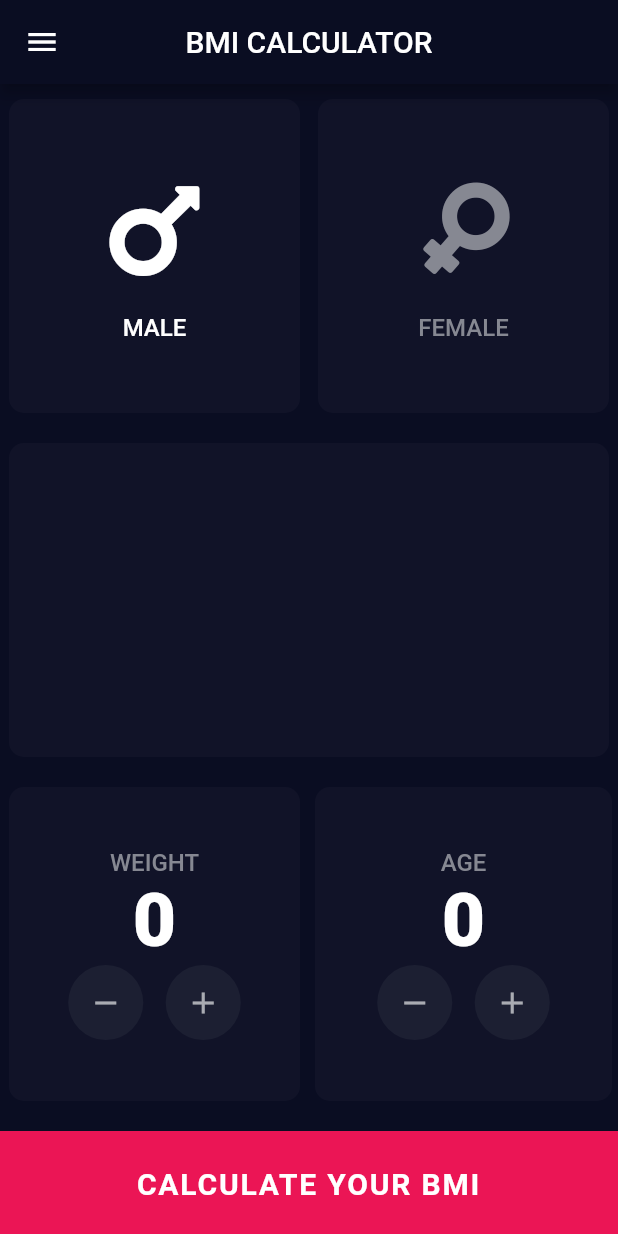
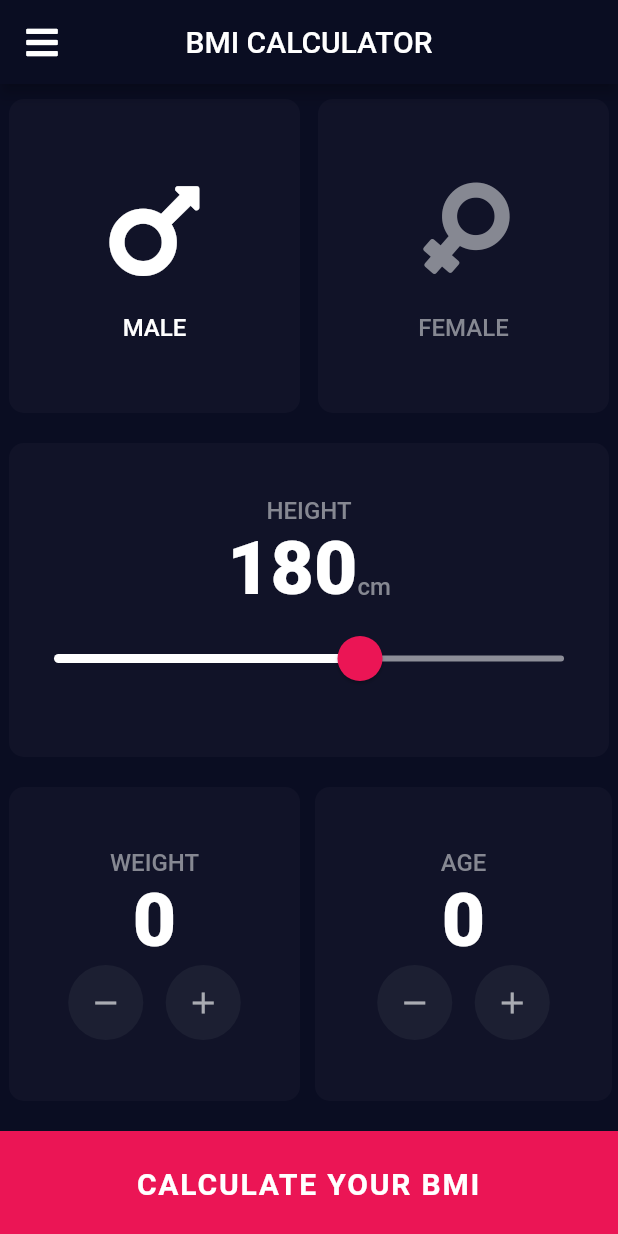
Before and after one commit to ayodelesalimon/bmi-group, a Flutter app: the screen it shows after launch, on a phone screen of 412 x 824 dp. Run offline on Flutter 3.47's test engine with Material 2 defaults, Android fonts, the phone set to English and light mode, and no system bars; our stand-ins replace font_awesome_flutter.

Commit message:
Add files via upload

```diff
--- /dev/null
+++ b/lib/constants/sizes.dart
@@ -0,0 +1,23 @@
+class Sizes {
+  Sizes._();
+  static double dimens_1 = 1.0;
+  static double dimens_10 = 10;
+  static double dimens_18 = 18;
+  static double dimens_1_3 = 1.3;
+  static double dimens_1_2 = 1.2;
+  static double dimens_15 = 15;
+  static double dimens_16 = 16;
+  static double dimens_110 = 110;
+  static double dimens_20 = 20;
+  static double dimens_24 = 24;
+  static double dimens_25 = 25;
+  static double dimens_30 = 30;
+  static double dimens_35 = 35;
+  static double dimens_4 = 4;
+  static double dimens_40 = 40;
+  static double dimens_45 = 45;
+  static double dimens_50 = 50;
+  static double dimens_6 = 6;
+  static double dimens_60 = 60;
+  static double dimens_70 = 70;
+}
--- a/lib/main.dart
+++ b/lib/main.dart
@@ -1,8 +1,8 @@
-import 'package:bmi_app/my_theme_data.dart';
-import 'package:bmi_app/result_page.dart';
+import 'package:bmi_app/style/my_theme_data.dart';
+import 'package:bmi_app/screens/result_page.dart';
 import 'package:flutter/material.dart';
 
-import 'home_page.dart';
+import 'screens/home_page.dart';
 
 void main() {
   runApp(MyApp());
--- /dev/null
+++ b/lib/screens/home_page.dart
@@ -0,0 +1,330 @@
+import 'dart:async';
+
+import 'package:bmi_app/screens/result_page.dart';
+import 'package:bmi_app/widgets/round_button.dart';
+import 'package:bmi_app/constants/sizes.dart';
+import 'package:flutter/material.dart';
+// ignore: import_of_legacy_library_into_null_safe
+import 'package:font_awesome_flutter/font_awesome_flutter.dart';
+
+import '../widgets/button_bottom.dart';
+import '../widgets/card__widget.dart';
+import '../style/colors.dart';
+import '../widgets/icon_content.dart';
+
+class MyHomePage extends StatefulWidget {
+  MyHomePage({Key? key}) : super(key: key);
+
+  @override
+  _MyHomePageState createState() => _MyHomePageState();
+}
+
+enum Gender { male, female }
+
+class _MyHomePageState extends State<MyHomePage> {
+
+  Gender selectedGender = Gender.male;
+  Color activeCardColor = Colors.black;
+  Color inActiveCardColor = Colors.grey;
+
+  late Timer _timer;
+  var _weight = 0;
+  var _age = 0;
+  int height = 180;
+
+  void minusTapp() {
+    setState(() {
+      if (_age > 0) _age--;
+    });
+  }
+
+  void addTap() {
+    setState(() {
+      _age++;
+    });
+  }
+
+  void minusTapDown(TapDownDetails details) {
+    _timer = Timer.periodic(Duration(milliseconds: 100), (t) {
+      setState(() {
+        if (_age > 0) _weight--;
+      });
+      //print('value $_age');
+    });
+  }
+
+  void addTapDown(TapDownDetails details) {
+    _timer = Timer.periodic(Duration(milliseconds: 100), (t) {
+      setState(() {
+        _age++;
+      });
+      //print('value $_age');
+    });
+  }
+
+  void tapUp() {
+    _timer.cancel();
+  }
+
+  void weightMinusTapp() {
+    setState(() {
+      if (_weight > 0) _weight--;
+    });
+  }
+
+  void weightAddTap() {
+    setState(() {
+      _weight++;
+    });
+  }
+
+  void weightMinusTapDown(TapDownDetails details) {
+    _timer = Timer.periodic(Duration(milliseconds: 100), (t) {
+      setState(() {
+        if (_weight > 0) _weight--;
+      });
+      //print('value $_weight');
+    });
+  }
+
+  void weightAddTapDown(TapDownDetails details) {
+    _timer = Timer.periodic(Duration(milliseconds: 100), (t) {
+      setState(() {
+        _weight++;
+      });
+      //print('value $_age');
+    });
+  }
+
+  void weightTapUp() {
+    _timer.cancel();
+  }
+
+  @override
+  Widget build(BuildContext context) {
+    return Scaffold(
+
+      appBar: AppBar(
+        // leading: IconButton(
+        //   icon: Icon(Icons.accessible),
+        //   onPressed: () => Scaffold.of(context).openDrawer(),
+        // ),
+        leading: Icon(FontAwesomeIcons.bars),
+        // Here we take the value from the MyHomePage object that was created by
+        // the App.build method, and use it to set our appbar title.
+        // leading: IconButton(
+        //   icon: Icon(Icons.accessible),
+        //   onPressed: () => Scaffold.of(context).openDrawer(),
+        // ),
+        // leading: Icon(Icons.),
+        centerTitle: true,
+        title: Text('BMI CALCULATOR'),
+      ),
+      //drawer: Drawer(),
+      body: Column(
+        crossAxisAlignment: CrossAxisAlignment.stretch,
+        children: [
+          Expanded(
+            child: Row(
+              children: [
+                Expanded(
+                  //male container
+                  child: CardWidget(
+                    cardChild: IconContent(
+                      rotate: 0,
+                      iconColor: selectedGender == Gender.male
+                          ? AppColors.whiteColor
+                          : AppColors.counterTextColor,
+                      label: 'MALE',
+                      icon: FontAwesomeIcons.mars,
+                    ),
+                    onPress: () {
+                      setState(() {
+                        selectedGender = Gender.male;
+                      });
+                    },
+                  ),
+                ),
+                Expanded(
+                  //female container
+                  child: CardWidget(
+                    cardChild: IconContent(
+                      rotate: 7,
+                      iconColor: selectedGender == Gender.female
+                          ? AppColors.whiteColor
+                          : AppColors.counterTextColor,
+                      label: 'FEMALE',
+                      icon: FontAwesomeIcons.venus,
+                    ),
+                    onPress: () {
+                      setState(() {
+                        selectedGender = Gender.female;
+                      });
+                    },
+                  ),
+                ),
+              ],
+            ),
+          ),
+          // Expanded(
+          //   //height container
+          //   child: CardWidget(
+          //     onPress: () {},
+          //     cardChild: Column(),
+          //   ),
+          // ),
+
+          Expanded(
+            child: CardWidget(
+              //  colour: kActiveCardColour,
+              cardChild: Column(
+                mainAxisAlignment: MainAxisAlignment.center,
+                children: <Widget>[
+                  Text('HEIGHT', style: Theme.of(context).textTheme.caption),
+                  Row(
+                    mainAxisAlignment: MainAxisAlignment.center,
+                    crossAxisAlignment: CrossAxisAlignment.baseline,
+                    textBaseline: TextBaseline.alphabetic,
+                    children: <Widget>[
+                      Text(height.toString(),
+                          style: Theme.of(context).textTheme.bodyText1),
+                      Text('cm', style: Theme.of(context).textTheme.caption),
+                    ],
+                  ),
+                  SliderTheme(
+                    data: SliderTheme.of(context).copyWith(
+                      inactiveTrackColor: Color(0xFF8D8E98),
+                      activeTrackColor: Colors.white,
+                      thumbColor: Color(0xFFEB1555),
+                      overlayColor: Color(0x29EB1555),
+                      thumbShape:
+                          RoundSliderThumbShape(enabledThumbRadius: 15.0),
+                      overlayShape:
+                          RoundSliderOverlayShape(overlayRadius: 30.0),
+                    ),
+                    child: Slider(
+                      value: height.toDouble(),
+                      min: 120.0,
+                      max: 220.0,
+                      onChanged: (double newValue) {
+                        setState(() {
+                          height = newValue.round();
+                        });
+                      },
+                    ),
+                  ),
+                ],
+              ),
+              onPress: () {},
+            ),
+          ),
+          Expanded(
+            child: Row(
+              children: [
+                Expanded(
+                  //weight container
+                  child: CardWidget(
+                    onPress: () {},
+                    cardChild: Column(
+                      mainAxisAlignment: MainAxisAlignment.center,
+                      children: [
+                        Text("WEIGHT",
+                            style: Theme.of(context).textTheme.caption),
+                        Text("$_weight",
+                            style: Theme.of(context).textTheme.bodyText1),
+                        Row(
+                          mainAxisAlignment: MainAxisAlignment.center,
+                          children: [
+                            RoundButton(
+                              iconData: Icons.remove,
+                              onTapped: weightMinusTapp,
+                              onTappedDown: (details) {
+                                weightMinusTapDown(details);
+                              },
+                              onTappedUp: (details) {
+                                weightTapUp();
+                              },
+                            ),
+                            SizedBox(width: 15.0),
+                            RoundButton(
+                              iconData: Icons.add,
+                              onTapped: weightAddTap,
+                              onTappedDown: (details) {
+                                weightAddTapDown(details);
+                              },
+                              onTappedUp: (details) {
+                                weightTapUp();
+                              },
+                            ),
+                          ],
+                        ),
+                      ],
+                    ),
+                  ),
+                ),
+                Expanded(
+                  //age container
+                  child: Container(
+                    margin: EdgeInsets.symmetric(
+                        vertical: Sizes.dimens_10, horizontal: Sizes.dimens_4),
+                    decoration: BoxDecoration(
+                      color: AppColors.cardColor,
+                      borderRadius: BorderRadius.circular(Sizes.dimens_10),
+                    ),
+                    child: Column(
+                      mainAxisAlignment: MainAxisAlignment.center,
+                      children: [
+                        Text("Age".toUpperCase(),
+                            style: Theme.of(context).textTheme.caption),
+                        Text("$_age",
+                            style: Theme.of(context).textTheme.bodyText1),
+                        Row(
+                          mainAxisAlignment: MainAxisAlignment.center,
+                          children: [
+                            RoundButton(
+                              iconData: Icons.remove,
+                              onTapped: minusTapp,
+                              onTappedDown: (details) {
+                                minusTapDown(details);
+                              },
+                              onTappedUp: (details) {
+                                tapUp();
+                              },
+                            ),
+                            SizedBox(width: 15.0),
+                            RoundButton(
+                              iconData: Icons.add,
+                              onTapped: addTap,
+                              onTappedDown: (details) {
+                                addTapDown(details);
+                              },
+                              onTappedUp: (details) {
+                                tapUp();
+                              },
+                            ),
+                          ],
+                        ),
+                      ],
+                    ),
+                  ),
+                ),
+              ],
+            ),
+          ),
+          //button container
+          BottomButton(
+            buttonText: "CALCULATE YOUR BMI",
+            onPress: () {
+              Navigator.push(
+                context,
+                MaterialPageRoute(
+                  builder: (context) => ResultPage(),
+                ),
+              );
+            },
+          ),
+        ],
+      ),
+    );
+  }
+}
--- /dev/null
+++ b/lib/style/colors.dart
@@ -0,0 +1,16 @@
+import 'package:flutter/material.dart';
+
+class AppColors {
+  AppColors._();
+  static Color whiteColor = Color(0xFFFFFFFF);
+  static Color backgroundColor = Color(0xFF0A0D22);
+  static Color buttonColor = Color(0xFF181A2E);
+  static Color greenColor = Color(0xFF24D876);
+  static Color bluegreyColor = Color(0xFF607D8B);
+  static Color cardColor = Color(0xFF111328);
+  static Color inactiveIconColor = Color(0xFF8D8E98);
+  static Color globalButtonColor = Color(0xffEB1555);
+  static Color counterButtonColor = Color(0xff1C1F32);
+  static Color counterTextColor = Color(0xff868892);
+  static Color counterIconColor = Color(0xffA9ABB2);
+}
--- /dev/null
+++ b/lib/style/my_theme_data.dart
@@ -0,0 +1,67 @@
+import 'package:bmi_app/style/colors.dart';
+import 'package:bmi_app/constants/sizes.dart';
+import 'package:flutter/material.dart';
+
+ThemeData myThemeData = ThemeData(
+    primaryColor: AppColors.backgroundColor,
+    scaffoldBackgroundColor: AppColors.backgroundColor,
+    backgroundColor: AppColors.backgroundColor,
+    textTheme: TextTheme(
+      headline1: _resultHeading,
+      headline2: _resultHeading2,
+      headline3: _resultHeading3,
+      headline4: _resultHeading4,
+      caption: _counterHeading,
+      bodyText1: _counterNumberHeading,
+    ));
+
+TextStyle _resultHeading = TextStyle(
+  fontSize: Sizes.dimens_35,
+  letterSpacing: Sizes.dimens_1_3,
+  fontWeight: FontWeight.w600,
+  color: AppColors.whiteColor,
+);
+
+TextStyle _counterHeading = TextStyle(
+  fontWeight: FontWeight.w500,
+  //letterSpacing: Sizes.dimens_1,
+  fontSize: Sizes.dimens_16,
+  color: AppColors.counterTextColor,
+);
+
+TextStyle _counterNumberHeading = TextStyle(
+  color: AppColors.whiteColor,
+  fontWeight: FontWeight.w900,
+  fontSize: Sizes.dimens_50,
+);
+
+TextStyle _resultHeading2 = TextStyle(
+  color: AppColors.whiteColor,
+  fontSize: Sizes.dimens_18,
+);
+
+TextStyle _resultHeading3 = TextStyle(
+  color: AppColors.whiteColor,
+  fontSize: Sizes.dimens_110,
+  fontWeight: FontWeight.w700,
+);
+
+TextStyle _resultHeading4 = TextStyle(
+  fontWeight: FontWeight.w700,
+  letterSpacing: Sizes.dimens_1_2,
+  fontSize: Sizes.dimens_20,
+  color: Colors.white,
+);
+
+TextStyle _counterHeading1 = TextStyle(
+  fontWeight: FontWeight.w500,
+  //letterSpacing: Sizes.dimens_1,
+  fontSize: Sizes.dimens_20,
+  color: AppColors.counterTextColor,
+);
+
+TextStyle _counterNumberHeading2 = TextStyle(
+  color: Colors.white,
+  fontWeight: FontWeight.bold,
+  fontSize: Sizes.dimens_50,
+);
--- /dev/null
+++ b/lib/widgets/button_bottom.dart
@@ -0,0 +1,29 @@
+import 'package:bmi_app/constants/sizes.dart';
+import 'package:flutter/material.dart';
+
+import '../style/colors.dart';
+
+class BottomButton extends StatelessWidget {
+  BottomButton({required this.buttonText, required this.onPress});
+
+  final String buttonText;
+  final Function() onPress;
+
+  @override
+  Widget build(BuildContext context) {
+    return GestureDetector(
+      onTap: onPress,
+      child: Container(
+        margin: EdgeInsets.only(top: Sizes.dimens_10),
+        width: double.infinity,
+        height: Sizes.dimens_70,
+        color: AppColors.globalButtonColor,
+        child: Center(
+          child: Text(buttonText,
+              textAlign: TextAlign.center,
+              style: Theme.of(context).textTheme.headline4),
+        ),
+      ),
+    );
+  }
+}
--- /dev/null
+++ b/lib/widgets/card__widget.dart
@@ -0,0 +1,33 @@
+import 'package:bmi_app/constants/sizes.dart';
+import 'package:flutter/material.dart';
+
+import '../style/colors.dart';
+
+
+class CardWidget extends StatelessWidget {
+
+  final Widget cardChild;
+  final Function() onPress;
+  CardWidget({required this.cardChild, required this.onPress});
+
+
+  @override
+  Widget build(BuildContext context) {
+    return GestureDetector(
+      onTap: onPress,
+      child: Container(
+        margin: EdgeInsets.symmetric(
+          vertical: Sizes.dimens_10,
+          horizontal: Sizes.dimens_6,
+        ),
+        decoration: BoxDecoration(
+          color: AppColors.cardColor,
+          borderRadius: BorderRadius.circular(
+            Sizes.dimens_10,
+          ),
+        ),
+        child: cardChild,
+      ),
+    );
+  }
+}
--- /dev/null
+++ b/lib/widgets/icon_content.dart
@@ -0,0 +1,40 @@
+import 'package:flutter/material.dart';
+
+class IconContent extends StatelessWidget {
+  IconContent(
+      {required this.icon,
+      required this.label,
+      required this.iconColor,
+      required this.rotate});
+
+  final String label;
+  final IconData icon;
+  final Color iconColor;
+  final double rotate;
+
+  @override
+  Widget build(BuildContext context) {
+    return Column(
+      mainAxisAlignment: MainAxisAlignment.center,
+      children: [
+        Transform.rotate(
+          angle: rotate,
+          child: Icon(
+            icon,
+            color: iconColor,
+            size: 80,
+          ),
+        ),
+        SizedBox(
+          height: 15,
+        ),
+        Text(
+          label,
+          textAlign: TextAlign.center,
+          style:
+              Theme.of(context).textTheme.caption!.copyWith(color: iconColor),
+        )
+      ],
+    );
+  }
+}
--- /dev/null
+++ b/lib/widgets/round_button.dart
@@ -0,0 +1,35 @@
+import '../style/colors.dart';
+import 'package:flutter/material.dart';
+
+class RoundButton extends StatelessWidget {
+  final IconData iconData;
+  final Function() onTapped;
+  final Function(TapDownDetails) onTappedDown;
+  final Function(TapUpDetails) onTappedUp;
+  RoundButton(
+      {required this.iconData,
+      required this.onTapped,
+      required this.onTappedDown,
+      required this.onTappedUp});
+
+  @override
+  Widget build(BuildContext context) {
+    return GestureDetector(
+      child: Container(
+        decoration: BoxDecoration(
+          shape: BoxShape.circle,
+          color: AppColors.counterButtonColor,
+        ),
+        width: 50.0,
+        height: 50.0,
+        child: Icon(
+          iconData,
+          color: AppColors.counterIconColor,
+        ),
+      ),
+      onTap: onTapped,
+      onTapDown: onTappedDown,
+      onTapUp: onTappedUp,
+    );
+  }
+}
--- a/pubspec.yaml
+++ b/pubspec.yaml
@@ -28,7 +28,7 @@ dependencies:
   # The following adds the Cupertino Icons font to your application.
   # Use with the CupertinoIcons class for iOS style icons.
   cupertino_icons: ^1.0.2
-  font_awesome_flutter: ^8.10.0
+  font_awesome_flutter:
 
 dev_dependencies:
   flutter_test:
```
Also changed, not shown: lib/screens/result_page.dart (added, +126 -0 lines), 9 other files.
